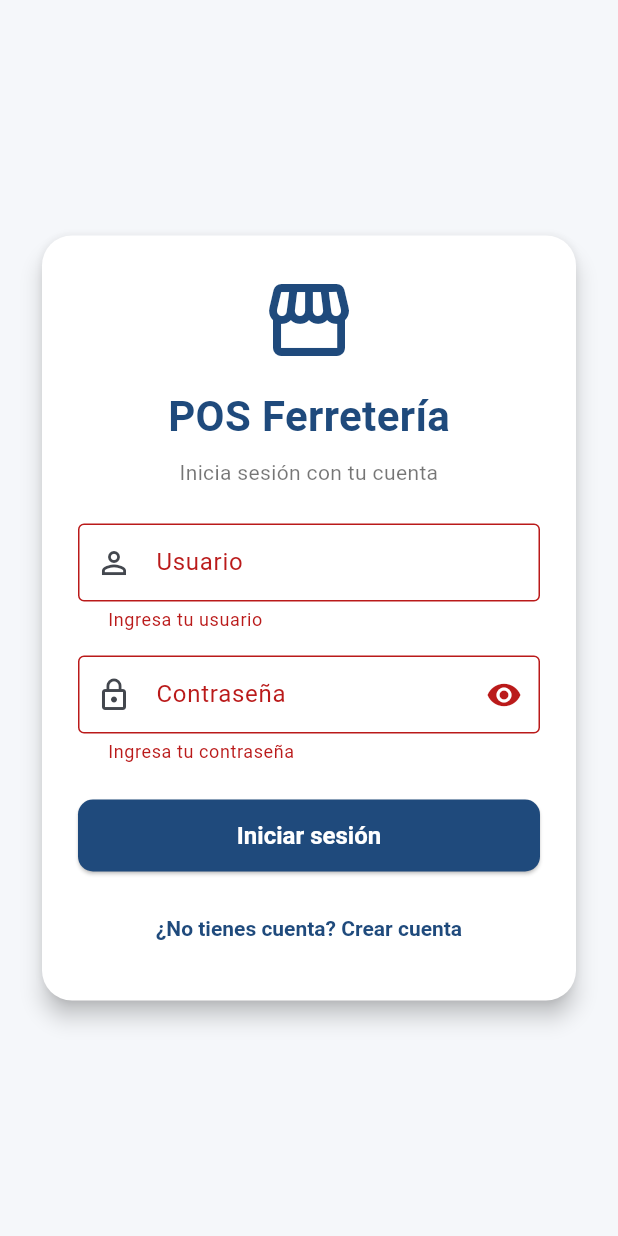
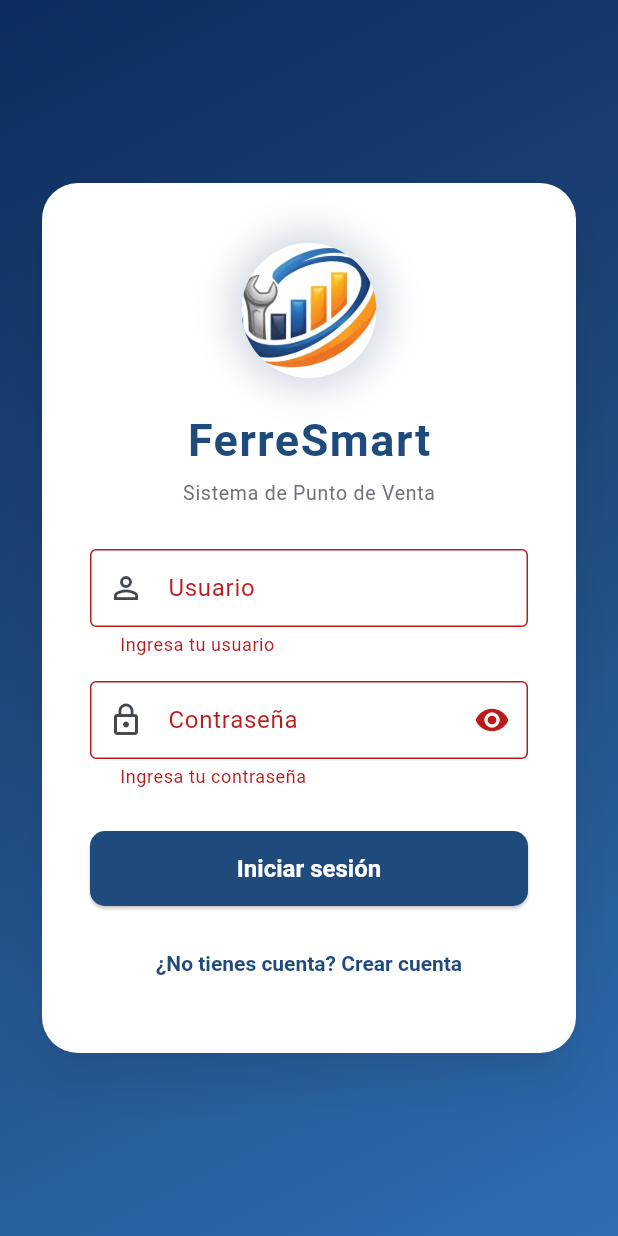
Before and after one commit to Shaiel625/Proyecto-Final-app-web-flutter, a Flutter app: the screen it shows after launch, after a tap on "Iniciar sesión", on a phone screen of 412 x 824 dp. Run offline on Flutter 3.47's test engine with Material 3 defaults, Android fonts, the phone set to English and light mode, and no system bars; our stand-ins replace shared_preferences; missing offline and left inert: dart:html.

Commit message:
Feat: FerreSmart branding with logo

```diff
--- a/lib/screens/auth/login_screen.dart
+++ b/lib/screens/auth/login_screen.dart
@@ -1,5 +1,6 @@
 import 'package:flutter/material.dart';
 import '../../core/routes/app_routes.dart';
+import '../../core/theme/app_theme.dart';
 import '../../models/usuario.dart';
 import '../../services/auth_service.dart';
 import '../../services/session_service.dart';
@@ -14,7 +15,6 @@ class LoginScreen extends StatefulWidget {
 
 class _LoginScreenState extends State<LoginScreen> {
   final _formKey = GlobalKey<FormState>();
-
   final TextEditingController _usuarioCtrl = TextEditingController();
   final TextEditingController _passwordCtrl = TextEditingController();
 
@@ -30,7 +30,6 @@ class _LoginScreenState extends State<LoginScreen> {
 
   Future<void> _iniciarSesion() async {
     if (!_formKey.currentState!.validate()) return;
-
     setState(() => _cargando = true);
 
     try {
@@ -40,9 +39,7 @@ class _LoginScreenState extends State<LoginScreen> {
       );
 
       await SessionService.guardarSesion(usuario);
-
       if (!mounted) return;
-
       setState(() => _cargando = false);
 
       if (usuario.rol == 'admin') {
@@ -54,69 +51,102 @@ class _LoginScreenState extends State<LoginScreen> {
       }
     } catch (e) {
       if (!mounted) return;
-
       setState(() => _cargando = false);
-
       ScaffoldMessenger.of(context).showSnackBar(
-        SnackBar(
-          content: Text('Error: $e'),
-          backgroundColor: Colors.red,
-        ),
+        SnackBar(content: Text('Error: $e'), backgroundColor: AppTheme.error),
       );
     }
   }
 
   void _abrirRegistro() {
-    Navigator.push(
-      context,
-      MaterialPageRoute(
-        builder: (_) => const RegisterScreen(),
-      ),
-    );
+    Navigator.push(context, MaterialPageRoute(builder: (_) => const RegisterScreen()));
   }
 
   @override
   Widget build(BuildContext context) {
     return Scaffold(
-      body: Center(
+      body: Container(
+        decoration: const BoxDecoration(
+          gradient: LinearGradient(
+            begin: Alignment.topLeft,
+            end: Alignment.bottomRight,
+            colors: [Color(0xFF0D2B5E), Color(0xFF1F4A7C), Color(0xFF2E6DB4)],
+          ),
+        ),
+        child: Center(
           child: SingleChildScrollView(
             padding: const EdgeInsets.all(24),
             child: ConstrainedBox(
               constraints: const BoxConstraints(maxWidth: 420),
               child: Card(
-              elevation: 6,
+                elevation: 12,
+                shadowColor: Colors.black38,
                 shape: RoundedRectangleBorder(
-                borderRadius: BorderRadius.circular(20),
-              ),
+                    borderRadius: BorderRadius.circular(24)),
                 child: Padding(
-                padding: const EdgeInsets.all(24),
+                  padding: const EdgeInsets.symmetric(
+                      horizontal: 32, vertical: 36),
                   child: Form(
                     key: _formKey,
                     child: Column(
                       mainAxisSize: MainAxisSize.min,
                       children: [
-                      const Icon(
-                        Icons.storefront,
-                        size: 64,
-                        color: Color(0xFF1F4A7C),
+                        // ── Logo ──────────────────────────────────────
+                        Container(
+                          padding: const EdgeInsets.all(4),
+                          decoration: BoxDecoration(
+                            shape: BoxShape.circle,
+                            boxShadow: [
+                              BoxShadow(
+                                color: AppTheme.primary.withOpacity(0.2),
+                                blurRadius: 20,
+                                spreadRadius: 4,
+                              )
+                            ],
                           ),
-                      const SizedBox(height: 12),
-                      const Text(
-                        'POS Ferretería',
-                        style: TextStyle(
-                          fontSize: 28,
-                          fontWeight: FontWeight.bold,
-                          color: Color(0xFF1F4A7C),
+                          child: ClipOval(
+                            child: Image.asset(
+                              'assets/images/logo.png',
+                              height: 90,
+                              width: 90,
+                              fit: BoxFit.cover,
+                              errorBuilder: (_, __, ___) => Container(
+                                height: 90,
+                                width: 90,
+                                decoration: BoxDecoration(
+                                  color: AppTheme.primary.withOpacity(0.1),
+                                  shape: BoxShape.circle,
+                                ),
+                                child: const Icon(Icons.storefront,
+                                    size: 48, color: AppTheme.primary),
                               ),
                             ),
-                      const SizedBox(height: 8),
+                          ),
+                        ),
+                        const SizedBox(height: 16),
+
+                        // ── Nombre ────────────────────────────────────
                         const Text(
-                        'Inicia sesión con tu cuenta',
-                        textAlign: TextAlign.center,
-                        style: TextStyle(color: Colors.black54),
+                          'FerreSmart',
+                          style: TextStyle(
+                            fontSize: 30,
+                            fontWeight: FontWeight.bold,
+                            color: AppTheme.primary,
+                            letterSpacing: 1,
                           ),
-                      const SizedBox(height: 24),
+                        ),
+                        const SizedBox(height: 4),
+                        Text(
+                          'Sistema de Punto de Venta',
+                          style: TextStyle(
+                            fontSize: 13,
+                            color: AppTheme.textSecondary,
+                            letterSpacing: 0.5,
+                          ),
+                        ),
+                        const SizedBox(height: 28),
 
+                        // ── Usuario ───────────────────────────────────
                         TextFormField(
                           controller: _usuarioCtrl,
                           decoration: const InputDecoration(
@@ -124,15 +154,13 @@ class _LoginScreenState extends State<LoginScreen> {
                             prefixIcon: Icon(Icons.person_outline),
                             border: OutlineInputBorder(),
                           ),
-                        validator: (value) {
-                          if (value == null || value.trim().isEmpty) {
-                            return 'Ingresa tu usuario';
-                          }
-                          return null;
-                        },
+                          validator: (v) => (v == null || v.trim().isEmpty)
+                              ? 'Ingresa tu usuario'
+                              : null,
                         ),
                         const SizedBox(height: 16),
 
+                        // ── Contraseña ────────────────────────────────
                         TextFormField(
                           controller: _passwordCtrl,
                           obscureText: _ocultarPassword,
@@ -141,53 +169,39 @@ class _LoginScreenState extends State<LoginScreen> {
                             prefixIcon: const Icon(Icons.lock_outline),
                             border: const OutlineInputBorder(),
                             suffixIcon: IconButton(
-                            onPressed: () {
-                              setState(() {
-                                _ocultarPassword = !_ocultarPassword;
-                              });
-                            },
-                            icon: Icon(
-                              _ocultarPassword
+                              onPressed: () => setState(
+                                  () => _ocultarPassword = !_ocultarPassword),
+                              icon: Icon(_ocultarPassword
                                   ? Icons.visibility
-                                  : Icons.visibility_off,
+                                  : Icons.visibility_off),
                             ),
                           ),
+                          validator: (v) => (v == null || v.isEmpty)
+                              ? 'Ingresa tu contraseña'
+                              : null,
                         ),
-                        validator: (value) {
-                          if (value == null || value.isEmpty) {
-                            return 'Ingresa tu contraseña';
-                          }
-                          return null;
-                        },
-                      ),
-                      const SizedBox(height: 24),
+                        const SizedBox(height: 28),
 
+                        // ── Botón iniciar sesión ──────────────────────
                         SizedBox(
                           width: double.infinity,
-                        height: 48,
+                          height: 50,
                           child: ElevatedButton(
                             onPressed: _cargando ? null : _iniciarSesion,
-                          style: ElevatedButton.styleFrom(
-                            backgroundColor: const Color(0xFF1F4A7C),
-                            foregroundColor: Colors.white,
-                          ),
                             child: _cargando
                                 ? const SizedBox(
                                     height: 22,
                                     width: 22,
                                     child: CircularProgressIndicator(
                                         strokeWidth: 2.5,
-                                    color: Colors.white,
-                                  ),
-                                )
-                              : const Text(
-                                  'Iniciar sesión',
-                                  style: TextStyle(fontSize: 16),
-                                ),
+                                        color: Colors.white))
+                                : const Text('Iniciar sesión',
+                                    style: TextStyle(fontSize: 16)),
                           ),
                         ),
                         const SizedBox(height: 14),
 
+                        // ── Registro ──────────────────────────────────
                         TextButton(
                           onPressed: _abrirRegistro,
                           child: const Text('¿No tienes cuenta? Crear cuenta'),
@@ -200,6 +214,7 @@ class _LoginScreenState extends State<LoginScreen> {
             ),
           ),
         ),
+      ),
     );
   }
 }
--- a/pubspec.yaml
+++ b/pubspec.yaml
@@ -58,6 +58,8 @@ flutter:
   # included with your application, so that you can use the icons in
   # the material Icons class.
   uses-material-design: true
+  assets:
+    - assets/images/logo.png
 
   # To add assets to your application, add an assets section, like this:
   # assets:
```
Also changed, not shown: assets/images/logo.png (added). Lines whose indentation alone changed are shown as unchanged.
